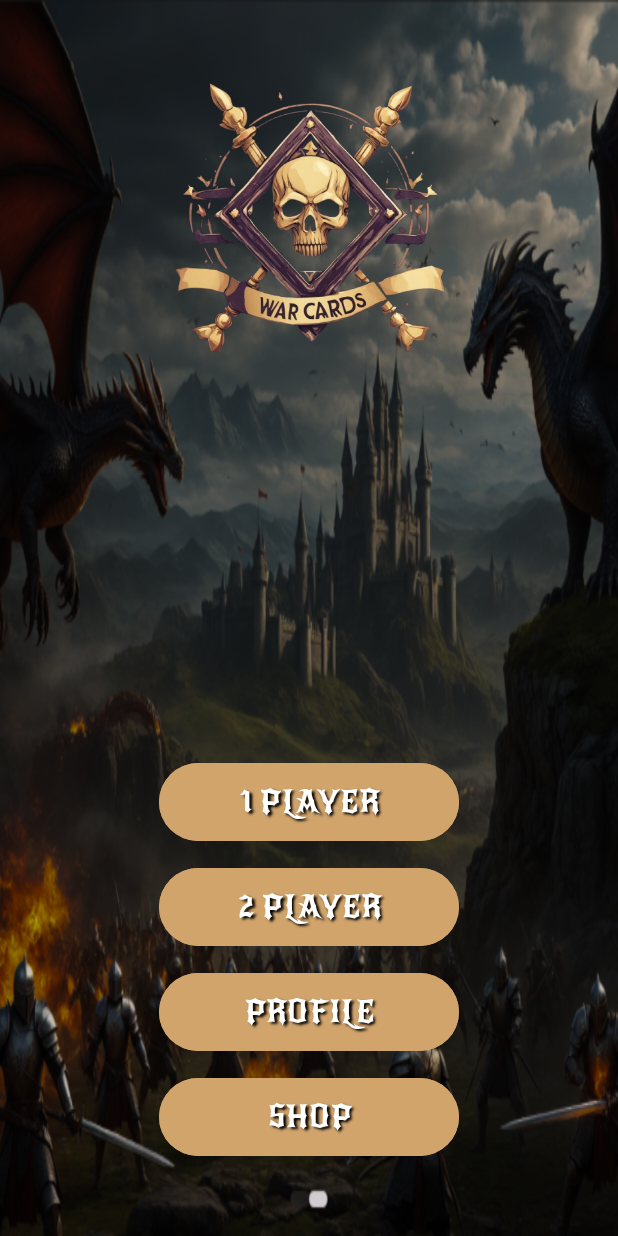
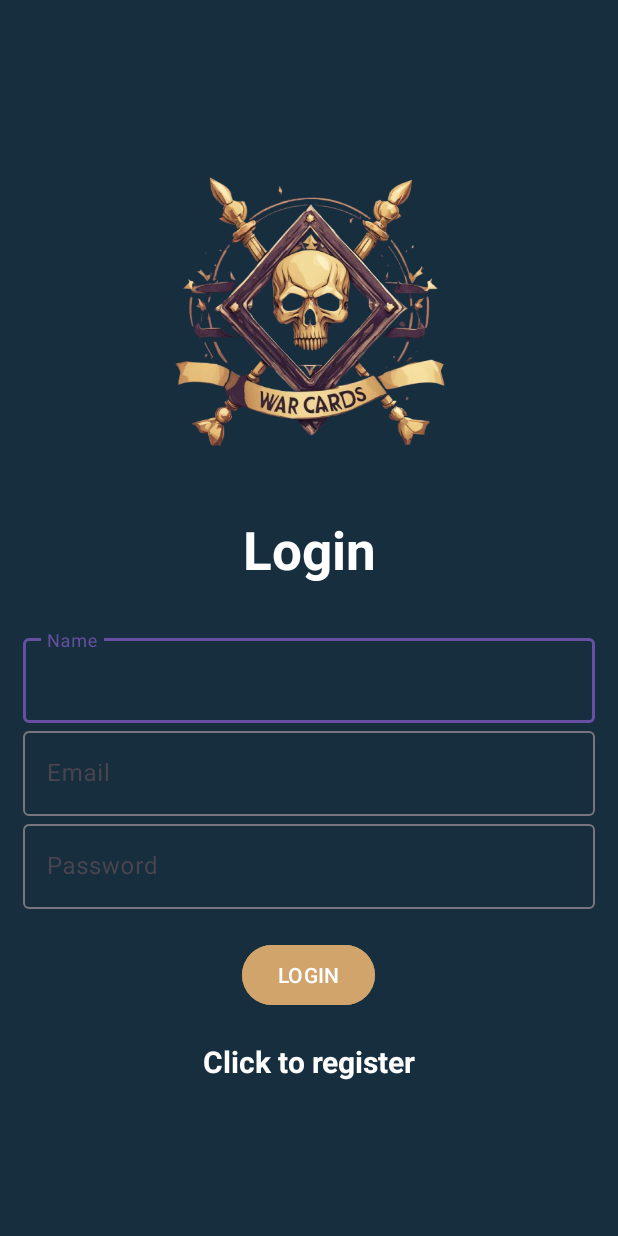
Before and after one commit to DaniellaVardi/War_of_Cards, an Android app: the screen it shows after launch (MenuActivity before the commit, LoginActivity after it), on a phone screen of 412 x 824 dp. Run offline under Robolectric (Android 15) with nearby library versions, the phone set to English and light mode, and no system bars; our stand-ins replace Firebase (no records; nobody signed in at launch, a user with empty details on screens opened directly).

Commit message:
create firebase - create user (login/register)

```diff
--- a/app/src/main/java/com/example/war_of_cards/Logic/CardAdapter.java
+++ b/app/src/main/java/com/example/war_of_cards/Logic/CardAdapter.java
@@ -1,5 +1,6 @@
 package com.example.war_of_cards.Logic;
 
+import android.annotation.SuppressLint;
 import android.content.Context;
 import android.graphics.Color;
 import android.view.LayoutInflater;
@@ -35,6 +36,7 @@ public class CardAdapter extends RecyclerView.Adapter<CardAdapter.CardViewHolder
         return new CardViewHolder(view);
     }
 
+    @SuppressLint("ResourceAsColor")
     @Override
     public void onBindViewHolder(@NonNull CardViewHolder holder, int position) {
         Card card = cardList.get(position);
@@ -44,7 +46,8 @@ public class CardAdapter extends RecyclerView.Adapter<CardAdapter.CardViewHolder
 
         // Highlight selected cards
         if (card.isSelected()) {
-            holder.itemView.setBackgroundColor(Color.GREEN);
+            holder.itemView.setBackgroundColor(Color.DKGRAY);
+//            holder.itemView.setBackgroundColor(R.color.gold);
         } else {
             holder.itemView.setBackgroundColor(Color.WHITE);
         }
--- /dev/null
+++ b/app/src/main/java/com/example/war_of_cards/LoginActivity.java
@@ -0,0 +1,112 @@
+package com.example.war_of_cards;
+
+import static android.content.ContentValues.TAG;
+
+import android.content.Intent;
+import android.os.Bundle;
+import android.text.TextUtils;
+import android.util.Log;
+import android.view.View;
+import android.widget.Button;
+import android.widget.ProgressBar;
+import android.widget.TextView;
+import android.widget.Toast;
+
+import androidx.annotation.NonNull;
+import androidx.appcompat.app.AppCompatActivity;
+
+import com.google.android.gms.tasks.OnCompleteListener;
+import com.google.android.gms.tasks.Task;
+import com.google.android.material.textfield.TextInputEditText;
+import com.google.firebase.auth.AuthResult;
+import com.google.firebase.auth.FirebaseAuth;
+import com.google.firebase.auth.FirebaseUser;
+
+public class LoginActivity extends AppCompatActivity {
+
+    TextInputEditText editTextEmail, editTextPassword, editTextName;
+    Button buttonLogin;
+    FirebaseAuth mAuth;
+    ProgressBar progressBar;
+    TextView textView;
+
+    @Override
+    public void onStart() {
+        super.onStart();
+        FirebaseUser currentUser = mAuth.getCurrentUser();
+        if(currentUser != null){
+            Intent intent = new Intent(getApplicationContext(), MenuActivity.class);
+            startActivity(intent);
+            finish();
+        }
+    }
+
+    @Override
+    protected void onCreate(Bundle savedInstanceState) {
+        super.onCreate(savedInstanceState);
+        setContentView(R.layout.activity_login);
+
+        mAuth = FirebaseAuth.getInstance();
+
+        editTextEmail = findViewById(R.id.email);
+        editTextPassword = findViewById(R.id.password);
+        editTextName = findViewById(R.id.name);
+        buttonLogin = findViewById(R.id.login_BTN);
+        progressBar = findViewById(R.id.progressBar);
+        textView = findViewById(R.id.registerNow);
+
+        textView.setOnClickListener(new View.OnClickListener() {
+            @Override
+            public void onClick(View v) {
+                Intent intent = new Intent(getApplicationContext(), RegisterActivity.class);
+                startActivity(intent);
+                finish();
+            }
+        });
+
+        buttonLogin.setOnClickListener(new View.OnClickListener() {
+            @Override
+            public void onClick(View v) {
+                progressBar.setVisibility(View.VISIBLE);
+                String email, password, name;
+                email = String.valueOf(editTextEmail.getText());
+                password = String.valueOf(editTextPassword.getText());
+                name = String.valueOf(editTextName.getText());
+
+                if (TextUtils.isEmpty(email)) {
+                    Toast.makeText(LoginActivity.this, "Enter email", Toast.LENGTH_SHORT).show();
+                    return;
+                }
+
+                if (TextUtils.isEmpty(name)) {
+                    Toast.makeText(LoginActivity.this, "Enter name", Toast.LENGTH_SHORT).show();
+                    return;
+                }
+
+                if (TextUtils.isEmpty(password)) {
+                    Toast.makeText(LoginActivity.this, "Enter password", Toast.LENGTH_SHORT).show();
+                    return;
+                }
+                mAuth.signInWithEmailAndPassword(email, password)
+                        .addOnCompleteListener(new OnCompleteListener<AuthResult>() {
+                            @Override
+                            public void onComplete(@NonNull Task<AuthResult> task) {
+                                progressBar.setVisibility(View.GONE);
+                                if (task.isSuccessful()) {
+                                    Toast.makeText(LoginActivity.this, "Login Successful",
+                                            Toast.LENGTH_SHORT).show();
+                                    Intent intent = new Intent(getApplicationContext(), MenuActivity.class);
+                                    startActivity(intent);
+                                    finish();
+
+                                } else {
+                                    Toast.makeText(LoginActivity.this, "Authentication failed.",
+                                            Toast.LENGTH_SHORT).show();
+                                }
+                            }
+                        });
+
+            }
+        });
+    }
+}
--- a/app/src/main/java/com/example/war_of_cards/MainActivity.java
+++ b/app/src/main/java/com/example/war_of_cards/MainActivity.java
@@ -4,7 +4,6 @@ import android.annotation.SuppressLint;
 import android.content.Intent;
 import android.graphics.Color;
 import android.os.Bundle;
-import android.util.Log;
 import android.view.View;
 import android.widget.FrameLayout;
 import android.widget.ImageView;
--- /dev/null
+++ b/app/src/main/res/layout/activity_login.xml
@@ -0,0 +1,93 @@
+<?xml version="1.0" encoding="utf-8"?>
+<LinearLayout xmlns:android="http://schemas.android.com/apk/res/android"
+    xmlns:app="http://schemas.android.com/apk/res-auto"
+    xmlns:tools="http://schemas.android.com/tools"
+    android:layout_width="match_parent"
+    android:gravity="center"
+    android:orientation="vertical"
+    android:layout_height="match_parent"
+    android:background="@drawable/shop_background"
+    android:padding="15dp"
+    tools:context=".LoginActivity">
+
+    <com.google.android.material.imageview.ShapeableImageView
+        android:id="@+id/menu_IMG_logo"
+        android:layout_width="wrap_content"
+        android:layout_height="215dp"
+        app:srcCompat="@drawable/ic_logo_background"
+        android:layout_marginBottom="25dp" />
+
+    <TextView
+        android:text="@string/login"
+        android:textSize="35sp"
+        android:textColor="@color/white"
+        android:textStyle="bold"
+        android:gravity="center"
+        android:layout_width="match_parent"
+        android:layout_height="wrap_content"
+        android:layout_marginBottom="30dp"/>
+
+    <com.google.android.material.textfield.TextInputLayout
+        android:layout_width="match_parent"
+        android:layout_height="wrap_content">
+
+        <com.google.android.material.textfield.TextInputEditText
+            android:id="@+id/name"
+            android:hint="@string/name"
+            android:textColor="@color/white"
+            android:layout_width="match_parent"
+            android:layout_height="wrap_content"/>
+    </com.google.android.material.textfield.TextInputLayout>
+
+    <com.google.android.material.textfield.TextInputLayout
+        android:layout_width="match_parent"
+        android:layout_height="wrap_content">
+
+        <com.google.android.material.textfield.TextInputEditText
+            android:id="@+id/email"
+            android:hint="@string/email"
+            android:textColor="@color/white"
+            android:layout_width="match_parent"
+            android:layout_height="wrap_content"/>
+    </com.google.android.material.textfield.TextInputLayout>
+
+    <com.google.android.material.textfield.TextInputLayout
+        android:layout_width="match_parent"
+        android:layout_height="wrap_content">
+
+        <com.google.android.material.textfield.TextInputEditText
+            android:id="@+id/password"
+            android:hint="@string/password"
+            android:textColor="@color/white"
+            android:layout_width="match_parent"
+            android:layout_height="wrap_content"/>
+    </com.google.android.material.textfield.TextInputLayout>
+
+    <ProgressBar
+        android:id="@+id/progressBar"
+        android:visibility="gone"
+        android:layout_width="wrap_content"
+        android:layout_height="wrap_content"/>
+
+    <Button
+        android:id="@+id/login_BTN"
+        android:text="@string/login"
+        android:textAllCaps="true"
+        android:backgroundTint="@color/gold"
+        android:layout_width="wrap_content"
+        android:layout_height="wrap_content"
+        android:layout_marginTop="20dp"/>
+
+    <TextView
+        android:id="@+id/registerNow"
+        android:layout_width="match_parent"
+        android:layout_height="wrap_content"
+        android:text="@string/click_to_register"
+        android:textStyle="bold"
+        android:textColor="@color/white"
+        android:textSize="20sp"
+        android:gravity="center"
+        android:layout_marginTop="20dp"/>
+
+
+</LinearLayout>
--- a/app/src/main/res/layout/activity_shop.xml
+++ b/app/src/main/res/layout/activity_shop.xml
@@ -14,7 +14,7 @@
         android:id="@+id/shop_LBL_title"
         android:layout_width="wrap_content"
         android:layout_height="wrap_content"
-        android:text="SHOP"
+        android:text="@string/shop"
         android:textSize="50sp"
         android:textColor="@color/white"
         android:fontFamily="@font/new_rocket"
@@ -68,7 +68,7 @@
         android:id="@+id/shop_BTN_purchase"
         android:layout_width="match_parent"
         android:layout_height="48dp"
-        android:text="Purchase"
+        android:text="@string/purchase"
         android:textAllCaps="true"
         android:fontFamily="@font/new_rocket"
         android:textSize="16sp"
@@ -79,7 +79,7 @@
         android:id="@+id/shop_BTN_back"
         android:layout_width="match_parent"
         android:layout_height="48dp"
-        android:text="BACK TO MENU"
+        android:text="@string/back_to_menu"
         android:textAllCaps="true"
         android:fontFamily="@font/new_rocket"
         android:textSize="16sp"
--- a/app/src/main/res/values/colors.xml
+++ b/app/src/main/res/values/colors.xml
@@ -4,5 +4,6 @@
     <color name="white">#FFFFFFFF</color>
     <color name="gold">#D1A46C</color>
     <color name="gray">#484A4F</color>
+    <color name="purple">#674E75</color>
     <color name="selected_card">#4CAF50</color> <!-- Example color for selected cards -->
 </resources>
--- a/app/src/main/res/values/strings.xml
+++ b/app/src/main/res/values/strings.xml
@@ -1,5 +1,16 @@
 <resources>
     <string name="app_name">War_of_Cards</string>
     <string name="card_image">Card Image</string>
+    <string name="login">Login</string>
+    <string name="name">Name</string>
+    <string name="email">Email</string>
+    <string name="password">Password</string>
+    <string name="register">Register</string>
+    <string name="back_to_menu">BACK TO MENU</string>
+    <string name="purchase">Purchase</string>
+    <string name="shop">SHOP</string>
+    <string name="click_to_login">Click to login</string>
+    <string name="click_to_register">Click to register</string>
+    <string name="logout">LOGOUT</string>
 
 </resources>
--- a/build.gradle.kts
+++ b/build.gradle.kts
@@ -1,4 +1,5 @@
 // Top-level build file where you can add configuration options common to all sub-projects/modules.
 plugins {
     alias(libs.plugins.android.application) apply false
+    id("com.google.gms.google-services") version "4.4.2" apply false
 }
--- a/gradle/libs.versions.toml
+++ b/gradle/libs.versions.toml
@@ -7,6 +7,7 @@ appcompat = "1.7.0"
 material = "1.12.0"
 activity = "1.9.0"
 constraintlayout = "2.1.4"
+firebaseAuth = "23.0.0"
 
 [libraries]
 junit = { group = "junit", name = "junit", version.ref = "junit" }
@@ -16,6 +17,7 @@ appcompat = { group = "androidx.appcompat", name = "appcompat", version.ref = "a
 material = { group = "com.google.android.material", name = "material", version.ref = "material" }
 activity = { group = "androidx.activity", name = "activity", version.ref = "activity" }
 constraintlayout = { group = "androidx.constraintlayout", name = "constraintlayout", version.ref = "constraintlayout" }
+firebase-auth = { group = "com.google.firebase", name = "firebase-auth", version.ref = "firebaseAuth" }
 
 [plugins]
 android-application = { id = "com.android.application", version.ref = "agp" }
```
Also changed, not shown: app/build.gradle.kts (+6 -1 lines), app/src/main/AndroidManifest.xml (+16 -6 lines), app/src/main/java/com/example/war_of_cards/GameSetupActivity.java (+10 -0 lines), app/src/main/java/com/example/war_of_cards/MenuActivity.java (+33 -0 lines), app/src/main/java/com/example/war_of_cards/RegisterActivity.java (added, +112 -0 lines), app/src/main/res/layout/activity_game_setup.xml (+15 -1 lines), app/src/main/res/layout/activity_menu.xml (+32 -1 lines), app/src/main/res/layout/activity_register.xml (added, +93 -0 lines), 1 other file.
